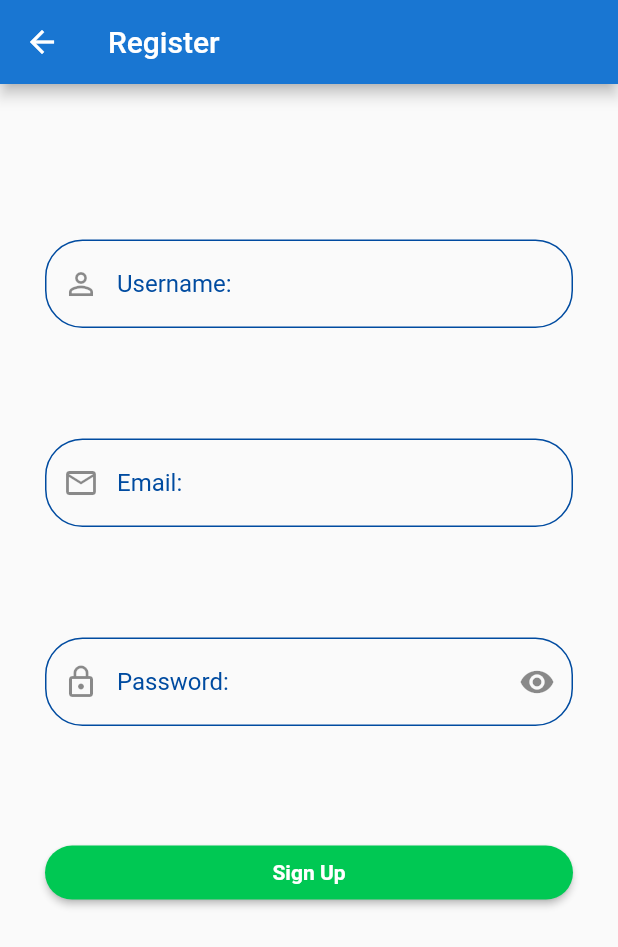
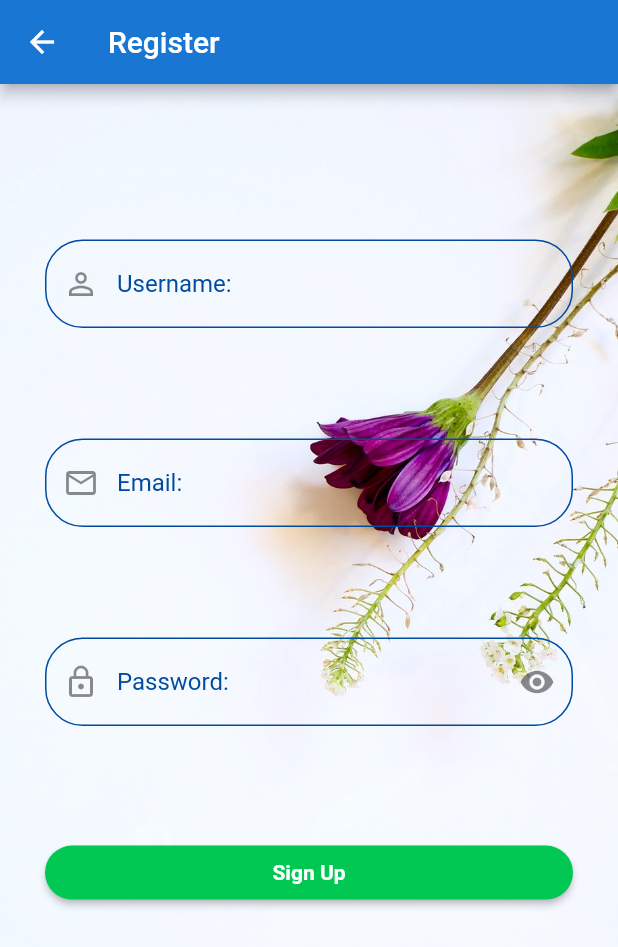
Before and after one commit to Nat-Dev/natkstatement, a Flutter app: the Register screen opened by its route, on a phone screen of 412 x 824 dp. Shown: the top 947 px of the screen. Run offline on Flutter 3.47's test engine with Material 2 defaults, Android fonts, the phone set to English and light mode, and no system bars.

Commit message:
register page background image

```diff
--- a/lib/utility/my_style.dart
+++ b/lib/utility/my_style.dart
@@ -6,7 +6,6 @@ class MyStyle {
   Color darkTheme = Color(0xff004ba0);
 
   Widget showLogo() => Image.asset('images/logo.png');
-  Widget showBackground() => Image.asset('images/background.jpg');
   Widget titleH1(String text) => Text(
         text,
         style: TextStyle(
--- a/lib/widget/register.dart
+++ b/lib/widget/register.dart
@@ -117,7 +117,13 @@ class _RegisterState extends State<Register> {
         backgroundColor: MyStyle().themeColor,
         title: Text("Register"),
       ),
-      body: ListView(
+      body: Container(
+        decoration: BoxDecoration(
+            image: DecorationImage(
+          image: AssetImage("images/register_bg.jpg"),
+          fit: BoxFit.cover,
+        )),
+        child: ListView(
           padding: EdgeInsets.all(30.0),
           children: <Widget>[
             SizedBox(
@@ -138,6 +144,7 @@ class _RegisterState extends State<Register> {
             buildSignUp(),
           ],
         ),
+      ),
     );
   }
 }
```
Also changed, not shown: lib/widget/authen.dart (+0 -7 lines), images/register_bg.jpg (added). Lines whose indentation alone changed are shown as unchanged.
